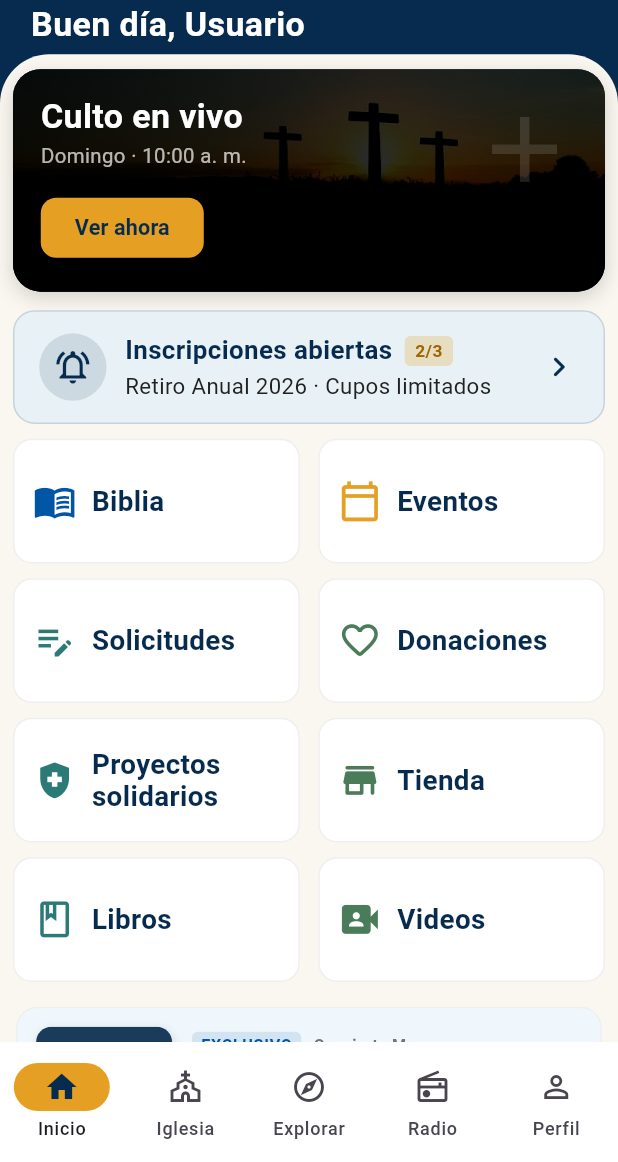
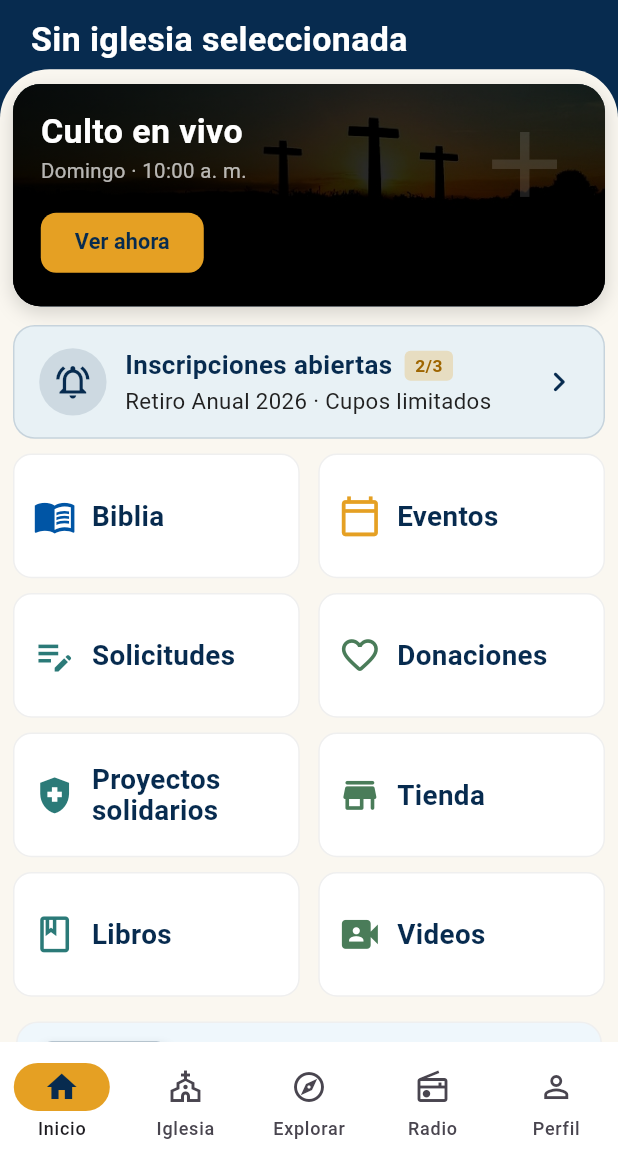
Before and after one commit to atrioapporg/atrio_app_org, a Flutter app: the InicioAtrioScreen screen opened by its route, after a tap on an icon or button, on a phone screen of 412 x 824 dp, the part 74-1236 px from its top. Run offline on Flutter 3.47's test engine with Material 3 defaults, Android fonts, the phone set to English and light mode, and no system bars; our stand-ins replace connectivity_plus, csv, font_awesome_flutter, geolocator, google_fonts, google_maps_flutter and 8 more; missing offline and left inert: google_maps_flutter_android, google_maps_flutter_platform_interface; accounts and stored records are empty; network calls fail.

Commit message:
feat(auth): integrar soporte para inicio de sesion con Google y actualizar saludo con nombre de iglesia

```diff
--- a/lib/screens/inicio_atrio_screen.dart
+++ b/lib/screens/inicio_atrio_screen.dart
@@ -26,7 +26,6 @@ class InicioAtrioScreen extends StatefulWidget {
 
 class _InicioAtrioScreenState extends State<InicioAtrioScreen> {
   int _currentNavIndex = 0;
-  String _nombreUsuario = 'Usuario';
   String? _iglesiaLocal;
   bool _isInit = true;
 
@@ -165,16 +164,9 @@ class _InicioAtrioScreenState extends State<InicioAtrioScreen> {
           .getUsuario();
 
       if (usuarioMap != null && mounted) {
-        final String nombreCompleto =
-            (usuarioMap['nombre'] as String?)?.trim() ?? 'Usuario';
-        final String primerNombre = nombreCompleto.isNotEmpty
-            ? nombreCompleto.split(' ').first
-            : 'Usuario';
-
         final String? iglesia = usuarioMap['iglesia_nombre'] as String?;
 
         setState(() {
-          _nombreUsuario = primerNombre;
           _iglesiaLocal = (iglesia != null && iglesia.trim().isNotEmpty)
               ? iglesia.trim()
               : null;
@@ -182,17 +174,6 @@ class _InicioAtrioScreenState extends State<InicioAtrioScreen> {
       }
     } catch (e) {
       debugPrint('Error al cargar datos del usuario desde atrio.db: $e');
-    }
-  }
-
-  String _obtenerSaludo() {
-    final int hora = DateTime.now().hour;
-    if (hora >= 5 && hora < 12) {
-      return 'Buen día';
-    } else if (hora >= 12 && hora < 19) {
-      return 'Buenas tardes';
-    } else {
-      return 'Buenas noches';
     }
   }
 
@@ -411,80 +392,32 @@ class _InicioAtrioScreenState extends State<InicioAtrioScreen> {
                   ),
                 ],
               ),
-              //SizedBox(height: usableHeight * 0.012),
-              // Saludo dinámico con el primer nombre real desde SQLite
-              Text(
-                '${_obtenerSaludo()}, $_nombreUsuario',
-                style: TextStyle(
-                  color: Colors.white,
-                  fontSize: screenWidth * 0.055,
-                  fontWeight: FontWeight.bold,
-                ),
-              ),
-              /*
-              // Selector interactivo con el nombre de la iglesia:
-              // Prioriza el provider y usa como fallback el dato de atrio.db
+              SizedBox(height: usableHeight * 0.012),
+              // Nombre de la iglesia a la cual pertenece el usuario actual
               Consumer<IglesiaProvider>(
                 builder: (context, provider, child) {
                   final String nombreIglesia =
-                      provider.iglesiaActual?.nombre ??
-                      _iglesiaLocal ??
-                      'Sin iglesia seleccionada';
-                  return GestureDetector(
-                    onTap: () async {
-                      await Navigator.pushNamed(
-                        context,
-                        'seleccionar_iglesia_screen',
-                      );
-                      // Refrescamos por si cambió de iglesia
-                      _cargarDatosPerfil();
-                    },
-                    child: Container(
-                      padding: EdgeInsets.symmetric(
-                        horizontal: screenWidth * 0.03,
-                        vertical: usableHeight * 0.008,
-                      ),
-                      decoration: BoxDecoration(
-                        color: Colors.white.withValues(alpha: 0.15),
-                        borderRadius: BorderRadius.circular(
-                          screenWidth * 0.025,
-                        ),
-                        border: Border.all(color: Colors.white24),
-                      ),
-                      child: Row(
-                        mainAxisSize: MainAxisSize.min,
-                        children: [
-                          Icon(
-                            Icons.church_outlined,
-                            color: amarilloOro,
-                            size: screenWidth * 0.045,
-                          ),
-                          SizedBox(width: screenWidth * 0.02),
-                          Flexible(
-                            child: Text(
-                              nombreIglesia,
-                              style: TextStyle(
-                                color: Colors.white,
-                                fontSize: screenWidth * 0.034,
-                                fontWeight: FontWeight.w600,
-                              ),
-                              overflow: TextOverflow.ellipsis,
-                            ),
-                          ),
-                          SizedBox(width: screenWidth * 0.01),
-                          Icon(
-                            Icons.keyboard_arrow_down_rounded,
-                            color: Colors.white70,
-                            size: screenWidth * 0.045,
-                          ),
-                        ],
-                      ),
+                      (provider.tieneIglesiaGuardada &&
+                          provider.iglesiaActual != null &&
+                          provider.iglesiaActual!.nombre.trim().isNotEmpty)
+                      ? provider.iglesiaActual!.nombre.trim()
+                      : ((_iglesiaLocal != null &&
+                                _iglesiaLocal!.trim().isNotEmpty &&
+                                _iglesiaLocal != 'Sin iglesia seleccionada')
+                            ? _iglesiaLocal!.trim()
+                            : 'Sin iglesia seleccionada');
+                  return Text(
+                    nombreIglesia,
+                    style: TextStyle(
+                      color: Colors.white,
+                      fontSize: screenWidth * 0.055,
+                      fontWeight: FontWeight.bold,
                     ),
+                    maxLines: 2,
+                    overflow: TextOverflow.ellipsis,
                   );
                 },
               ),
-              SizedBox(height: usableHeight * 0.012),
-              */
 
               SizedBox(height: usableHeight * 0.005),
             ],
```
Also changed, not shown: lib/screens/inicio_sesion_screen.dart (+64 -60 lines).
